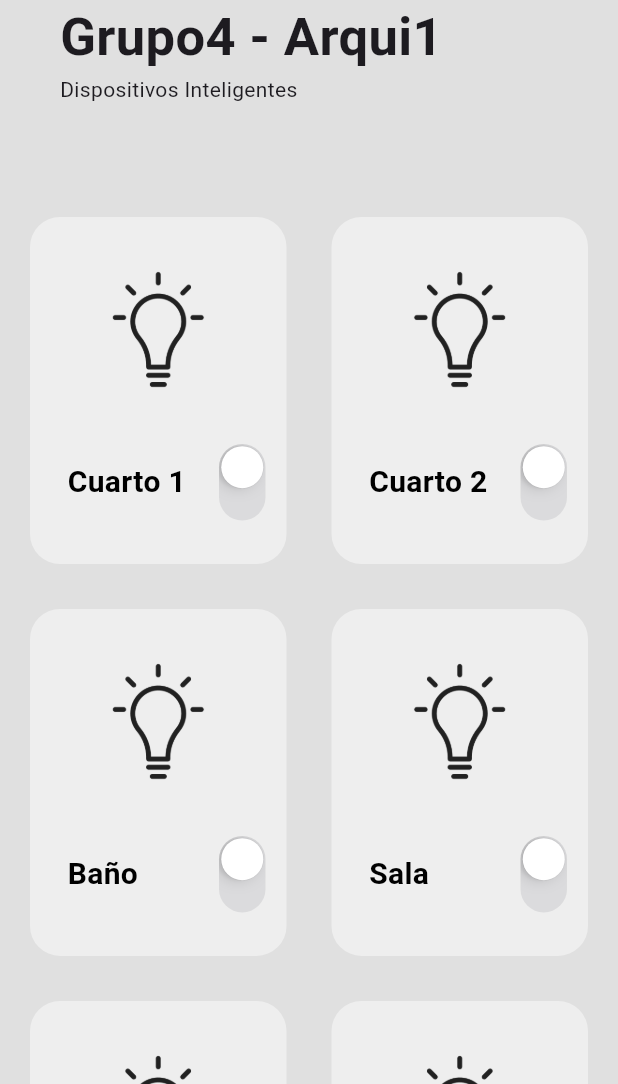
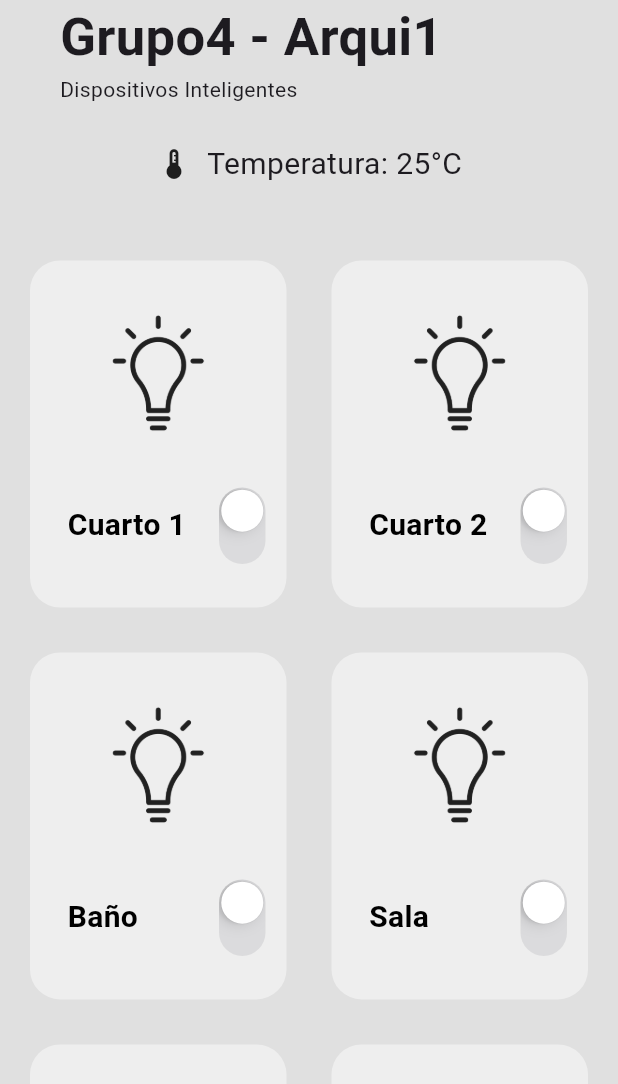
Before and after one commit to brandonT2002/ACYE1_A_1S24_G4, a Flutter app: the screen it shows after launch, on a phone screen of 412 x 824 dp, the part 152-1236 px from its top. Run offline on Flutter 3.47's test engine with Material 3 defaults, Android fonts, the phone set to English and light mode, and no system bars; our stand-ins replace flutter_bluetooth_serial, permission_handler.

Commit message:
[update] temperature widget

```diff
--- a/PRACTICA 3/smart_home/lib/pages/home_page.dart
+++ b/PRACTICA 3/smart_home/lib/pages/home_page.dart
@@ -93,6 +93,29 @@ class _HomePageState extends State<HomePage> {
           );
         }
       },
+    );
+  }
+
+  // ==============================
+  // ======== Temperatura =========
+
+  Widget _buildTemperatureWidget() {
+    // Aquí puedes personalizar cómo mostrar la temperatura ambiente
+    // Esto puede ser un Text, un Icon, una combinación de ambos, etc.
+    // Por ejemplo, aquí hay un Text simple:
+    return Padding(
+      padding: const EdgeInsets.symmetric(horizontal: 20),
+      child: Row(
+        mainAxisAlignment: MainAxisAlignment.center,
+        children: [
+          Icon(Icons.thermostat),
+          SizedBox(width: 10),
+          Text(
+            'Temperatura: 25°C', // Puedes cambiar esto con la temperatura real
+            style: TextStyle(fontSize: 20),
+          ),
+        ],
+      ),
     );
   }
 
@@ -206,7 +229,7 @@ class _HomePageState extends State<HomePage> {
         backgroundColor: Colors.grey[300],
         elevation: 0,
         title: Padding(
-          padding: EdgeInsets.only(right: 20), // Ajusta el espacio entre el texto y el borde derecho
+          padding: EdgeInsets.only(right: 20),
           child: Row(
             mainAxisAlignment: MainAxisAlignment.spaceBetween,
             children: [
@@ -257,6 +280,9 @@ class _HomePageState extends State<HomePage> {
               ),
             ),
 
+            // Widget para mostrar la temperatura ambiente
+            _buildTemperatureWidget(),
+
             const SizedBox(height: 30),
 
             // smart devices + grid
```
